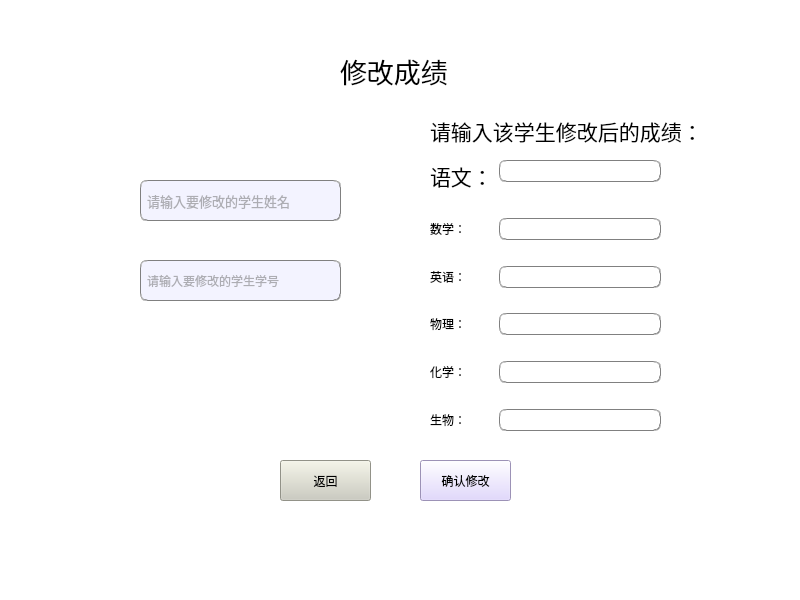
Qt form CODE/revise_score.ui (lensans/-) before a commit.
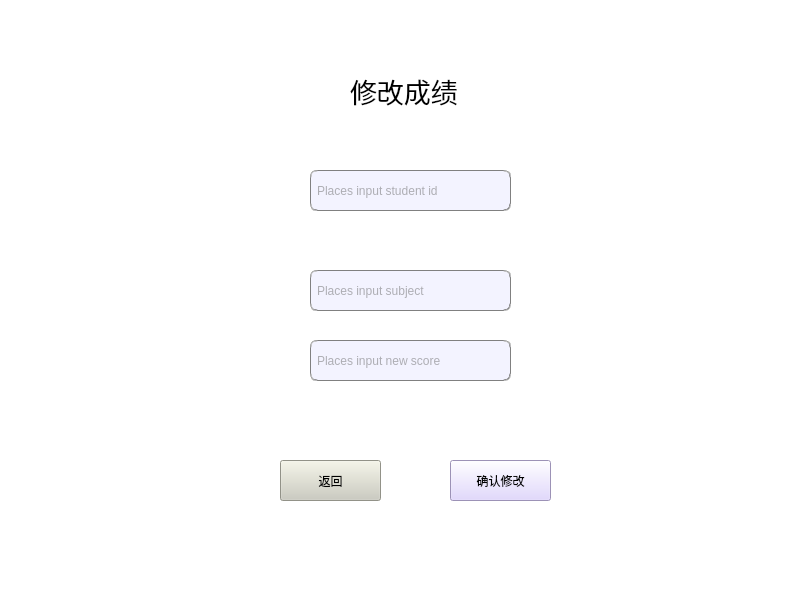
The same form after that commit.

```diff
--- a/CODE/revise_score.ui
+++ b/CODE/revise_score.ui
@@ -22,7 +22,7 @@
      <rect>
       <x>280</x>
       <y>460</y>
-      <width>91</width>
+      <width>101</width>
       <height>41</height>
      </rect>
     </property>
@@ -37,8 +37,8 @@
    <widget class="QLineEdit" name="revise_num">
     <property name="geometry">
      <rect>
-      <x>140</x>
-      <y>260</y>
+      <x>310</x>
+      <y>170</y>
       <width>201</width>
       <height>41</height>
      </rect>
@@ -54,65 +54,15 @@
      <string/>
     </property>
     <property name="placeholderText">
-     <string>请输入要修改的学生学号</string>
-    </property>
-   </widget>
-   <widget class="QLabel" name="revise_score_title">
-    <property name="geometry">
-     <rect>
-      <x>430</x>
-      <y>110</y>
-      <width>271</width>
-      <height>41</height>
-     </rect>
-    </property>
-    <property name="font">
-     <font>
-      <family>宋体</family>
-      <pointsize>16</pointsize>
-     </font>
-    </property>
-    <property name="text">
-     <string>请输入该学生修改后的成绩：</string>
-    </property>
-   </widget>
-   <widget class="QLineEdit" name="revise_name">
-    <property name="geometry">
-     <rect>
-      <x>140</x>
-      <y>180</y>
-      <width>201</width>
-      <height>41</height>
-     </rect>
-    </property>
-    <property name="font">
-     <font>
-      <family>宋体</family>
-      <pointsize>10</pointsize>
-      <italic>false</italic>
-      <bold>false</bold>
-     </font>
-    </property>
-    <property name="styleSheet">
-     <string notr="true">background-color: rgb(243, 243, 255);
-border:1px groove gray;border-radius:
-7px;padding:2px 4px;
-font: 10pt &quot;宋体&quot;;
-color: rgb(103, 103, 103);</string>
-    </property>
-    <property name="text">
-     <string/>
-    </property>
-    <property name="placeholderText">
-     <string>请输入要修改的学生姓名</string>
+     <string>Places input student id</string>
     </property>
    </widget>
    <widget class="QPushButton" name="btn_revise_confirm">
     <property name="geometry">
      <rect>
-      <x>420</x>
+      <x>450</x>
       <y>460</y>
-      <width>91</width>
+      <width>101</width>
       <height>41</height>
      </rect>
     </property>
@@ -124,200 +74,11 @@
      <string>确认修改</string>
     </property>
    </widget>
-   <widget class="QWidget" name="widget" native="true">
-    <property name="geometry">
-     <rect>
-      <x>430</x>
-      <y>160</y>
-      <width>231</width>
-      <height>271</height>
-     </rect>
-    </property>
-    <property name="styleSheet">
-     <string notr="true">
-color: rgb(0, 0,0);</string>
-    </property>
-    <layout class="QFormLayout" name="formLayout_4">
-     <item row="0" column="1">
-      <widget class="QLineEdit" name="revise_Chinese_line">
-       <property name="styleSheet">
-        <string notr="true">border:1px groove gray;border-radius:
-7px;padding:2px 4px;</string>
-       </property>
-      </widget>
-     </item>
-     <item row="1" column="1">
-      <spacer name="verticalSpacer">
-       <property name="orientation">
-        <enum>Qt::Vertical</enum>
-       </property>
-       <property name="sizeHint" stdset="0">
-        <size>
-         <width>20</width>
-         <height>40</height>
-        </size>
-       </property>
-      </spacer>
-     </item>
-     <item row="2" column="0">
-      <widget class="QLabel" name="revise_math_label">
-       <property name="styleSheet">
-        <string notr="true">font: 16pt &quot;宋体&quot;;</string>
-       </property>
-       <property name="text">
-        <string>数学：</string>
-       </property>
-      </widget>
-     </item>
-     <item row="2" column="1">
-      <widget class="QLineEdit" name="revise_math_line">
-       <property name="styleSheet">
-        <string notr="true">border:1px groove gray;border-radius:
-7px;padding:2px 4px;</string>
-       </property>
-      </widget>
-     </item>
-     <item row="3" column="1">
-      <spacer name="verticalSpacer_2">
-       <property name="orientation">
-        <enum>Qt::Vertical</enum>
-       </property>
-       <property name="sizeHint" stdset="0">
-        <size>
-         <width>20</width>
-         <height>40</height>
-        </size>
-       </property>
-      </spacer>
-     </item>
-     <item row="4" column="0">
-      <widget class="QLabel" name="revise_English_label">
-       <property name="styleSheet">
-        <string notr="true">font: 16pt &quot;宋体&quot;;</string>
-       </property>
-       <property name="text">
-        <string>英语：</string>
-       </property>
-      </widget>
-     </item>
-     <item row="4" column="1">
-      <widget class="QLineEdit" name="revise_English_line">
-       <property name="styleSheet">
-        <string notr="true">border:1px groove gray;border-radius:
-7px;padding:2px 4px;</string>
-       </property>
-      </widget>
-     </item>
-     <item row="5" column="1">
-      <spacer name="verticalSpacer_3">
-       <property name="orientation">
-        <enum>Qt::Vertical</enum>
-       </property>
-       <property name="sizeHint" stdset="0">
-        <size>
-         <width>20</width>
-         <height>40</height>
-        </size>
-       </property>
-      </spacer>
-     </item>
-     <item row="6" column="0">
-      <widget class="QLabel" name="revise_physics_label">
-       <property name="styleSheet">
-        <string notr="true">font: 16pt &quot;宋体&quot;;</string>
-       </property>
-       <property name="text">
-        <string>物理：</string>
-       </property>
-      </widget>
-     </item>
-     <item row="6" column="1">
-      <widget class="QLineEdit" name="revise_physics_line">
-       <property name="styleSheet">
-        <string notr="true">border:1px groove gray;border-radius:
-7px;padding:2px 4px;</string>
-       </property>
-      </widget>
-     </item>
-     <item row="7" column="1">
-      <spacer name="verticalSpacer_4">
-       <property name="orientation">
-        <enum>Qt::Vertical</enum>
-       </property>
-       <property name="sizeHint" stdset="0">
-        <size>
-         <width>20</width>
-         <height>40</height>
-        </size>
-       </property>
-      </spacer>
-     </item>
-     <item row="8" column="0">
-      <widget class="QLabel" name="revise_chemistry_label">
-       <property name="styleSheet">
-        <string notr="true">font: 16pt &quot;宋体&quot;;</string>
-       </property>
-       <property name="text">
-        <string>化学：</string>
-       </property>
-      </widget>
-     </item>
-     <item row="8" column="1">
-      <widget class="QLineEdit" name="revise_chemistry_line">
-       <property name="styleSheet">
-        <string notr="true">border:1px groove gray;border-radius:
-7px;padding:2px 4px;</string>
-       </property>
-      </widget>
-     </item>
-     <item row="9" column="1">
-      <spacer name="verticalSpacer_5">
-       <property name="orientation">
-        <enum>Qt::Vertical</enum>
-       </property>
-       <property name="sizeHint" stdset="0">
-        <size>
-         <width>20</width>
-         <height>40</height>
-        </size>
-       </property>
-      </spacer>
-     </item>
-     <item row="10" column="0">
-      <widget class="QLabel" name="revise_biology_label">
-       <property name="styleSheet">
-        <string notr="true">font: 16pt &quot;宋体&quot;;</string>
-       </property>
-       <property name="text">
-        <string>生物：</string>
-       </property>
-      </widget>
-     </item>
-     <item row="10" column="1">
-      <widget class="QLineEdit" name="revise_biology_line">
-       <property name="styleSheet">
-        <string notr="true">border:1px groove gray;border-radius:
-7px;padding:2px 4px;</string>
-       </property>
-      </widget>
-     </item>
-     <item row="0" column="0">
-      <widget class="QLabel" name="revise_Chinese_label">
-       <property name="styleSheet">
-        <string notr="true">font: 16pt &quot;宋体&quot;;</string>
-       </property>
-       <property name="text">
-        <string>&lt;html&gt;&lt;head/&gt;&lt;body&gt;&lt;p&gt;&lt;span style=&quot; font-size:16pt;&quot;&gt;语文：&lt;/span&gt;&lt;/p&gt;&lt;/body&gt;&lt;/html&gt;</string>
-       </property>
-      </widget>
-     </item>
-    </layout>
-   </widget>
    <widget class="QLabel" name="revise_title">
     <property name="geometry">
      <rect>
-      <x>340</x>
-      <y>40</y>
+      <x>350</x>
+      <y>60</y>
       <width>141</width>
       <height>61</height>
      </rect>
@@ -332,6 +93,46 @@
      <string>修改成绩</string>
     </property>
    </widget>
+   <widget class="QLineEdit" name="revise_subject">
+    <property name="geometry">
+     <rect>
+      <x>310</x>
+      <y>270</y>
+      <width>201</width>
+      <height>41</height>
+     </rect>
+    </property>
+    <property name="styleSheet">
+     <string notr="true">background-color: rgb(243, 243, 255);
+border:1px groove gray;border-radius:
+7px;padding:2px 4px;
+font: 10pt &quot;宋体&quot;;
+color: rgb(103, 103, 103);</string>
+    </property>
+    <property name="placeholderText">
+     <string>Places input subject</string>
+    </property>
+   </widget>
+   <widget class="QLineEdit" name="revise_new_score">
+    <property name="geometry">
+     <rect>
+      <x>310</x>
+      <y>340</y>
+      <width>201</width>
+      <height>41</height>
+     </rect>
+    </property>
+    <property name="styleSheet">
+     <string notr="true">background-color: rgb(243, 243, 255);
+border:1px groove gray;border-radius:
+7px;padding:2px 4px;
+font: 10pt &quot;宋体&quot;;
+color: rgb(103, 103, 103);</string>
+    </property>
+    <property name="placeholderText">
+     <string>Places input new score</string>
+    </property>
+   </widget>
   </widget>
   <widget class="QMenuBar" name="menubar">
    <property name="geometry">
```
Left out of the diff: 2 changed lines with no effect on the pictures.
